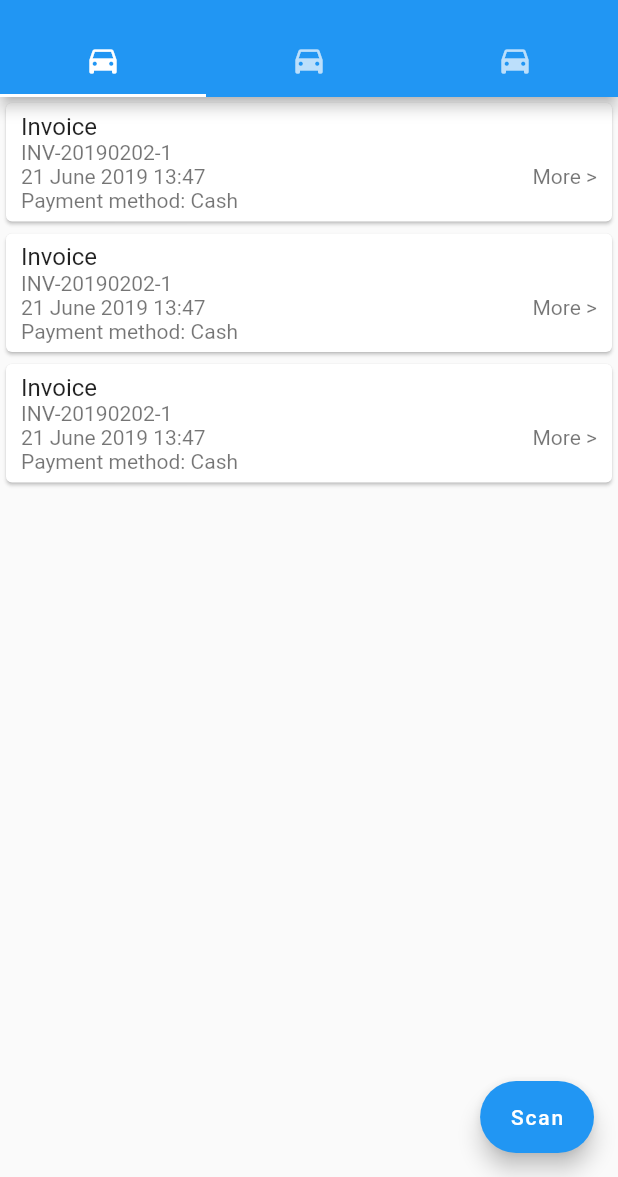
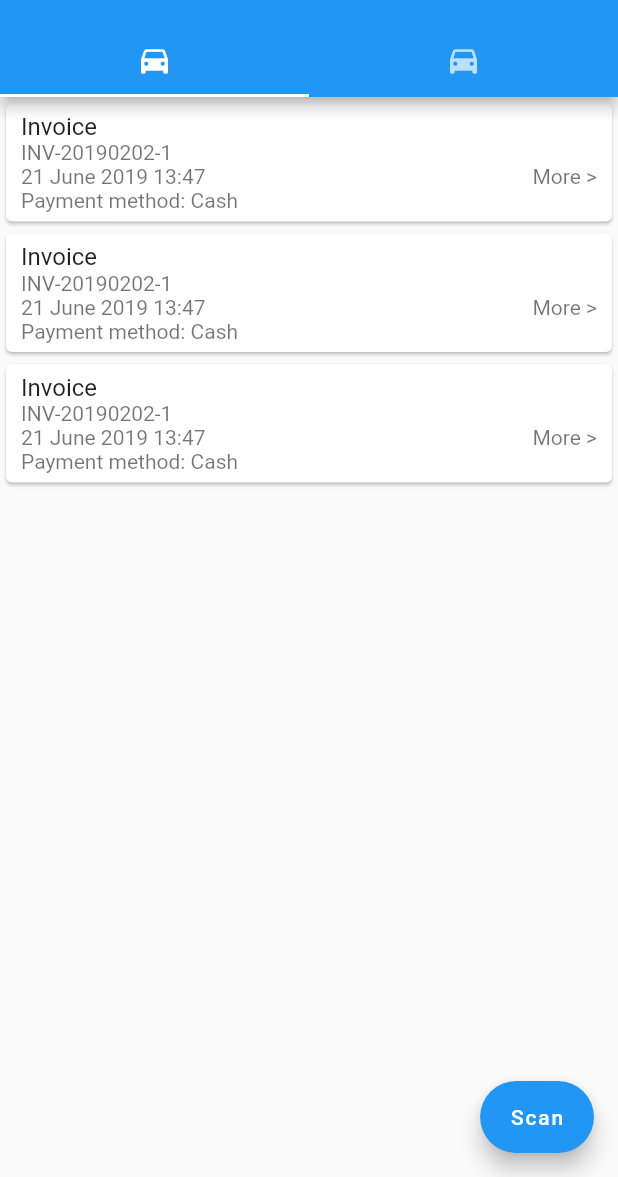
Before and after one commit to kevinyou77/checker-belanjayukid-mobile-flutter, a Flutter app: the screen it shows after launch, on a phone screen of 412 x 824 dp, the part 59-1236 px from its top. Run offline on Flutter 3.47's test engine with Material 2 defaults, Android fonts, the phone set to English and light mode, and no system bars; our stand-ins replace bloc, equatable, flutter_bloc, graphql_flutter.

Commit message:
Display 2 tabs

```diff
--- a/lib/ui/home/home.dart
+++ b/lib/ui/home/home.dart
@@ -9,13 +9,12 @@ class Home extends StatelessWidget {
   @override
   Widget build(BuildContext context) {
     return DefaultTabController(
-      length: 3,
+      length: 2,
       child: Scaffold(
         appBar: AppBar(
           title: Text("Transactions List"),
           bottom: TabBar(
             tabs: <Widget>[
-              Tab(icon: Icon(Icons.directions_car)),
               Tab(icon: Icon(Icons.directions_car)),
               Tab(icon: Icon(Icons.directions_car)),
             ],
@@ -28,7 +27,6 @@ class Home extends StatelessWidget {
               child: TransactionsList()
             ),
             Icon(Icons.directions_transit),
-            Icon(Icons.directions_bike),
           ],
         ),
         floatingActionButton: FloatingActionButton.extended(
```
